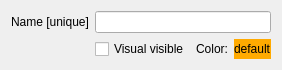
Qt form guis/widget_name.ui (RubendeBruin/DAVE) before a commit.
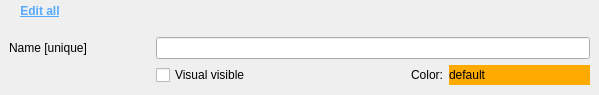
The same form after that commit.

Commit message: Grid control working Limited to single-numeric values Copy-paste from/to excel not yet implemented

```diff
--- a/guis/widget_name.ui
+++ b/guis/widget_name.ui
@@ -6,8 +6,8 @@
    <rect>
     <x>0</x>
     <y>0</y>
-    <width>275</width>
-    <height>65</height>
+    <width>599</width>
+    <height>95</height>
    </rect>
   </property>
   <property name="minimumSize">
@@ -19,7 +19,55 @@
   <property name="windowTitle">
    <string>Form</string>
   </property>
+  <layout class="QGridLayout" name="gridLayout_2">
+   <property name="leftMargin">
+    <number>0</number>
+   </property>
+   <property name="topMargin">
+    <number>0</number>
+   </property>
+   <property name="rightMargin">
+    <number>0</number>
+   </property>
+   <property name="bottomMargin">
+    <number>0</number>
+   </property>
+   <item row="0" column="0">
+    <widget class="QPushButton" name="pbEditAll">
+     <property name="font">
+      <font>
+       <bold>true</bold>
+       <underline>true</underline>
+      </font>
+     </property>
+     <property name="styleSheet">
+      <string notr="true">color: rgb(85, 170, 255);</string>
+     </property>
+     <property name="text">
+      <string>Edit all</string>
+     </property>
+     <property name="flat">
+      <bool>true</bool>
+     </property>
+    </widget>
+   </item>
+   <item row="1" column="0" colspan="2">
+    <widget class="QWidget" name="widget" native="true">
   <layout class="QGridLayout" name="gridLayout">
+      <item row="0" column="0">
+       <widget class="QLabel" name="label">
+        <property name="text">
+         <string>Name [unique]</string>
+        </property>
+       </widget>
+      </item>
+      <item row="1" column="1">
+       <widget class="QCheckBox" name="cbVisible">
+        <property name="text">
+         <string>Visual visible</string>
+        </property>
+       </widget>
+      </item>
    <item row="1" column="2">
     <widget class="QLabel" name="label2">
      <property name="text">
@@ -30,23 +78,6 @@
      </property>
     </widget>
    </item>
-   <item row="1" column="1">
-    <widget class="QCheckBox" name="cbVisible">
-     <property name="text">
-      <string>Visual visible</string>
-     </property>
-    </widget>
-   </item>
-   <item row="0" column="0">
-    <widget class="QLabel" name="label">
-     <property name="text">
-      <string>Name [unique]</string>
-     </property>
-    </widget>
-   </item>
-   <item row="0" column="1" colspan="3">
-    <widget class="QLineEdit" name="tbName"/>
-   </item>
    <item row="1" column="3">
     <widget class="QLabel" name="lbColor">
      <property name="toolTip">
@@ -62,6 +93,25 @@
       <string>default</string>
      </property>
     </widget>
+      </item>
+      <item row="0" column="1" colspan="3">
+       <widget class="QLineEdit" name="tbName"/>
+      </item>
+     </layout>
+    </widget>
+   </item>
+   <item row="0" column="1">
+    <spacer name="horizontalSpacer">
+     <property name="orientation">
+      <enum>Qt::Horizontal</enum>
+     </property>
+     <property name="sizeHint" stdset="0">
+      <size>
+       <width>40</width>
+       <height>20</height>
+      </size>
+     </property>
+    </spacer>
    </item>
   </layout>
  </widget>
```
Lines whose indentation alone changed are shown as unchanged. The commit also changes 7 other files.
